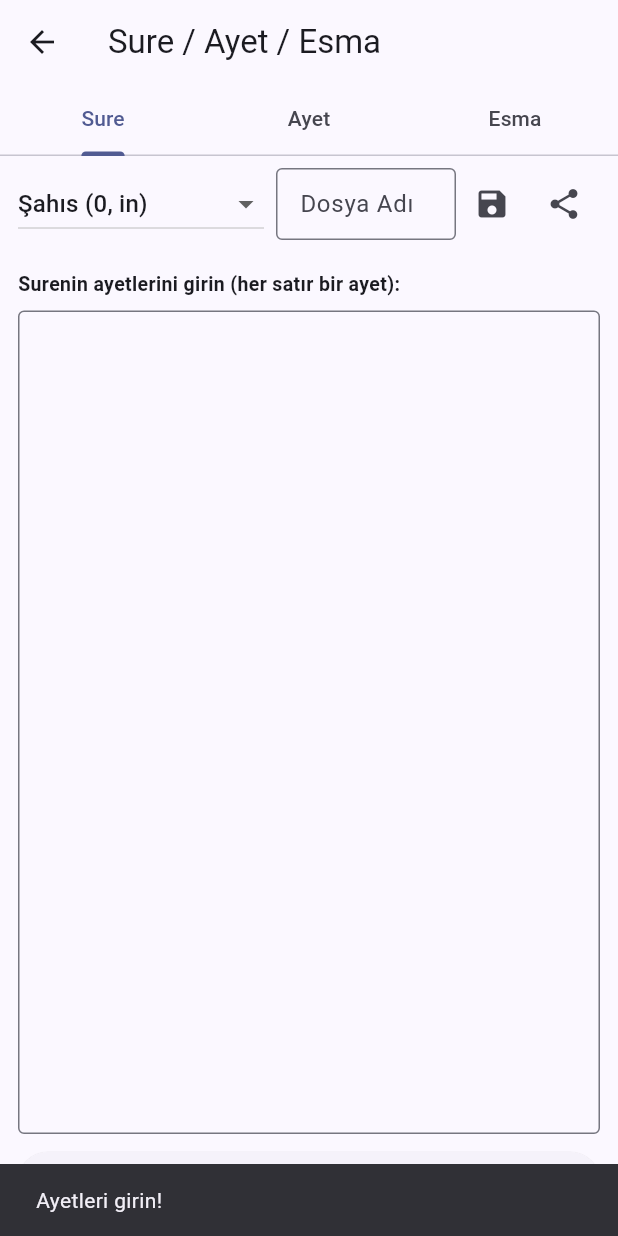
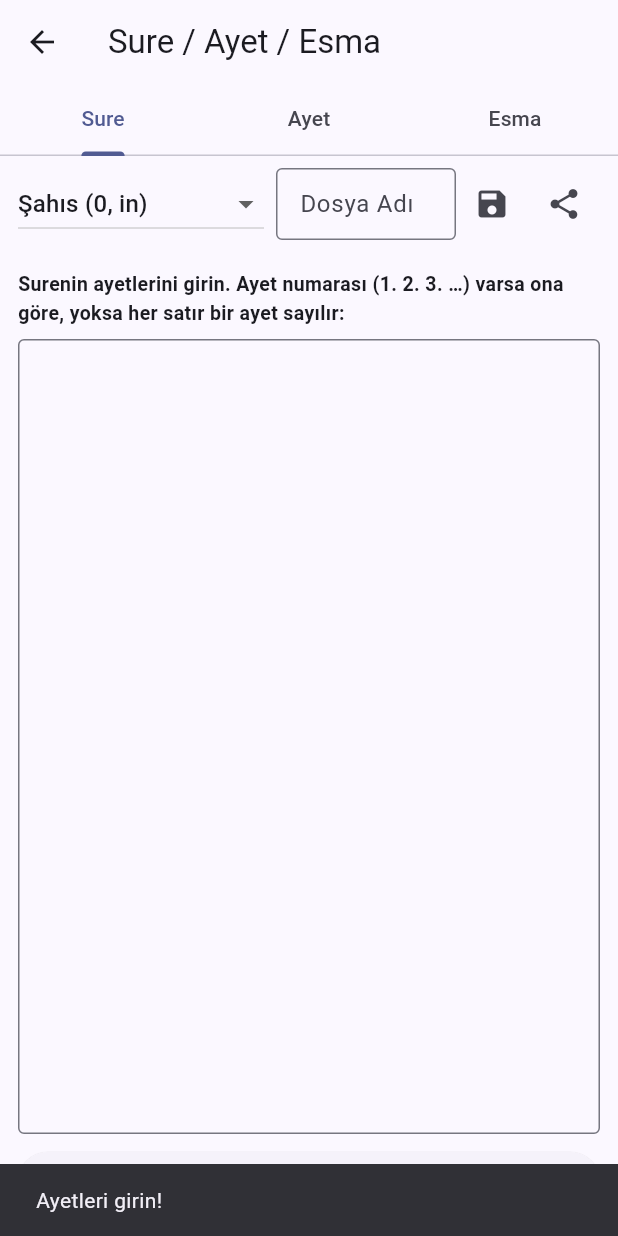
Before and after one commit to DenizAvaroglu/EbcedApp, a Flutter app: the SureAyetEsmaScreen screen opened directly, after a tap on "Sure Hesapla", on a phone screen of 412 x 824 dp. Run offline on Flutter 3.47's test engine with Material 3 defaults, Android fonts, the phone set to English and light mode, and no system bars; our stand-ins replace share_plus.

Commit message:
Sure hesaplamada ayetleri numaralara gore bol (uzun ayet alt satira kayinca yanlis sayma duzeltildi)
Co-authored-by: Cursor <cursoragent@cursor.com>

```diff
--- a/lib/screens/sure_ayet_esma.dart
+++ b/lib/screens/sure_ayet_esma.dart
@@ -38,10 +38,25 @@ class _SureAyetEsmaScreenState extends State<SureAyetEsmaScreen>
   }
 
   // ═══════════════ SURE ═══════════════
+  // Ayetleri böler. Metinde ayet numarası (1. 2. 3. veya Arapça ٠١٢ /
+  // Farsça ۰۱۲ rakamları) varsa bunlara göre böler — böylece uzun ayetler
+  // alt satıra kaysa bile doğru sayılır. Numara yoksa satır sonlarına göre böler.
+  static List<String> _ayetlereBol(String metin) {
+    final numaraRegex = RegExp(r'[0-9\u0660-\u0669\u06F0-\u06F9\u06DD]+');
+    final numaraSayisi = numaraRegex.allMatches(metin).length;
+
+    Iterable<String> parcalar;
+    if (numaraSayisi >= 2) {
+      parcalar = metin.split(numaraRegex);
+    } else {
+      parcalar = metin.split(RegExp(r'[\r\n]+'));
+    }
+    return parcalar.map((s) => s.trim()).where((s) => s.isNotEmpty).toList();
+  }
+
   void _sureHesapla() {
     String metin = _sureController.text;
-    var satirlar = metin.split(RegExp(r'[\r\n]+'))
-        .where((s) => s.trim().isNotEmpty).toList();
+    var satirlar = _ayetlereBol(metin);
     if (satirlar.isEmpty) {
       _gosterUyari('Ayetleri girin!');
       return;
@@ -413,7 +428,9 @@ class _SureAyetEsmaScreenState extends State<SureAyetEsmaScreen>
       child: Column(
         crossAxisAlignment: CrossAxisAlignment.stretch,
         children: [
-          const Text('Surenin ayetlerini girin (her satır bir ayet):',
+          const Text(
+              'Surenin ayetlerini girin. Ayet numarası (1. 2. 3. …) varsa '
+              'ona göre, yoksa her satır bir ayet sayılır:',
               style: TextStyle(fontSize: 13, fontWeight: FontWeight.bold)),
           const SizedBox(height: 8),
           Expanded(
```
